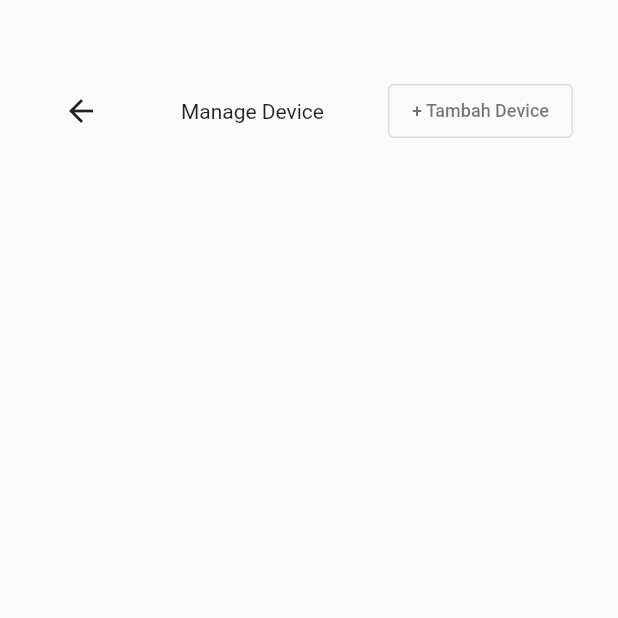
After one commit to Malikibrahim10203/Proyek_2, a Flutter app: the ManageDevice screen opened directly, on a phone screen of 412 x 824 dp, the top half of it. The commit adds this screen. Run offline on Flutter 3.47's test engine with Material 2 defaults, Android fonts, the phone set to English and light mode, and no system bars; our stand-ins replace get, shared_preferences; accounts and stored records are empty; network calls fail.

Commit message:
device manage

```diff
--- a/smartfarm/lib/config/api.dart
+++ b/smartfarm/lib/config/api.dart
@@ -2,4 +2,5 @@ class Api {
   static const host = 'http://192.168.1.142/API_smartfarm';
   static String login = '$host/login.php';
   static String list_user = '$host/get_user.php';
+  static String list_device = '$host/get_device.php';
 }
--- a/smartfarm/lib/event/event_db.dart
+++ b/smartfarm/lib/event/event_db.dart
@@ -5,6 +5,7 @@ import 'package:http/http.dart' as http;
 import 'package:smartfarm/config/api.dart';
 import 'package:smartfarm/event/event_pref.dart';
 import 'package:smartfarm/model/user.dart';
+import 'package:smartfarm/model/device.dart';
 import 'package:smartfarm/pages/admin/dashboard_admin.dart';
 import 'package:smartfarm/pages/farmer/dashboard_farmer.dart';
 import 'package:smartfarm/widget/info.dart';
@@ -65,4 +66,25 @@ class EventDB {
     return listUser;
   }
 
+  static Future<List<Device>> getDevice() async {
+    List<Device> listDevice = [];
+
+    try{
+      var response = await http.post(Uri.parse(Api.list_device));
+
+      if(response.statusCode==200){
+        var responseBody = jsonDecode(response.body);
+        if(responseBody['succes']){
+          var device = responseBody['device'];
+
+          device.forEach((device){
+            listDevice.add(Device.fromJson(device));
+          });
+        }
+      }
+    } catch (e){
+      print(e);
+    }
+    return listDevice;
+  }
 }
--- /dev/null
+++ b/smartfarm/lib/model/device.dart
@@ -0,0 +1,31 @@
+class Device {
+  String? id;
+  String? name;
+  String? land_id;
+  String? created_at;
+  String? update_at;
+
+  Device({
+    required this.id,
+    required this.name,
+    required this.land_id,
+    required this.created_at,
+    required this.update_at,
+  });
+
+  factory Device.fromJson(Map<String, dynamic> json) => Device (
+    id: json["id"],
+    name: json["name"],
+    land_id: json["land_id"],
+    created_at: json["created_at"],
+    update_at: json["update_at"],
+  );
+
+  Map<String, dynamic> toJson() => {
+    "id": id,
+    "name": name,
+    "land_id": land_id,
+    "created_at": created_at,
+    "update_at": update_at,
+  };
+}
--- a/smartfarm/lib/pages/admin/dashboard_admin.dart
+++ b/smartfarm/lib/pages/admin/dashboard_admin.dart
@@ -1,5 +1,6 @@
 import 'package:flutter/material.dart';
 import 'package:smartfarm/event/event_pref.dart';
+import 'package:smartfarm/pages/admin/manage_device.dart';
 import 'package:smartfarm/pages/admin/manage_users.dart';
 import 'package:smartfarm/pages/login.dart';
 
@@ -174,10 +175,14 @@ class _DashboardAdminState extends State<DashboardAdmin> {
                             ),
                           ),
                         ),
-                        SizedBox(
-                          height: 150,
-                          width: 170,
-                          child: Card(
+                        GestureDetector(
+                          onTap: () {
+                            Navigator.push(context, MaterialPageRoute(builder: (context) => ManageDevice()));
+                          },
+                          child: SizedBox(
+                            height: 150,
+                            width: 170,
+                            child: Card(
                             shape: RoundedRectangleBorder(
                               borderRadius: BorderRadius.circular(15),
                               side: BorderSide(
@@ -220,6 +225,7 @@ class _DashboardAdminState extends State<DashboardAdmin> {
                                 ],
                               ),
                             ),
+                          ),
                           ),
                         ),
                       ],
--- /dev/null
+++ b/smartfarm/lib/pages/admin/manage_device.dart
@@ -0,0 +1,87 @@
+import 'package:flutter/material.dart';
+import 'package:smartfarm/event/event_db.dart';
+import 'package:smartfarm/model/device.dart';
+import 'package:smartfarm/pages/admin/dashboard_admin.dart';
+
+class ManageDevice extends StatefulWidget{
+  @override
+  State<ManageDevice> createState() => _ManageDevice();
+}
+
+class _ManageDevice extends State<ManageDevice>{
+
+  List<Device> listDevice =[];
+  void getDevice() async {
+    listDevice = await EventDB.getDevice();
+    setState(() {});
+  }
+
+  @override
+  void initState(){
+    getDevice();
+    super.initState();
+  }
+
+  @override
+  Widget build(BuildContext context) {
+    return Scaffold(
+      body: Container(
+        padding: EdgeInsets.only(left: 30, top: 50, right: 30),
+        child: Column(
+          children: [
+            Row(
+              mainAxisAlignment: MainAxisAlignment.spaceBetween,
+              children: [
+                IconButton(
+                  onPressed: (){
+                    Navigator.push(
+                      context, MaterialPageRoute(
+                        builder: (context) => DashboardAdmin(),));
+                  }, icon: Icon(
+                    Icons.arrow_back_outlined,
+                  ),
+                ),
+                Text("Manage Device"),
+                OutlinedButton(
+                  onPressed: (){},
+                  child: Container(
+                    decoration: BoxDecoration(
+                      borderRadius: BorderRadius.circular(90),
+                    ),
+                    child: Text(
+                      "+ Tambah Device",
+                      style: TextStyle(
+                          fontSize: 12,
+                          color: Colors.black54
+                      ),
+                    ),
+                  ),
+                )
+              ],
+            ),
+            SizedBox(
+              height: 10,
+            ),
+            Expanded(
+              child: ListView.builder(
+                itemCount: listDevice.length,
+                itemBuilder: (context, index) {
+                  Device device = listDevice[index];
+                  return ListTile(
+                    leading: Text('${index+1}'),
+                    title: Text(device.name??''),
+                    trailing: IconButton(
+                      onPressed: () {},
+                      icon: Icon(Icons.more_vert),
+                    ),
+                  );
+                },
+              ),
+            ),
+          ],
+        ),
+      ),
+    );
+  }
+
+}
```
